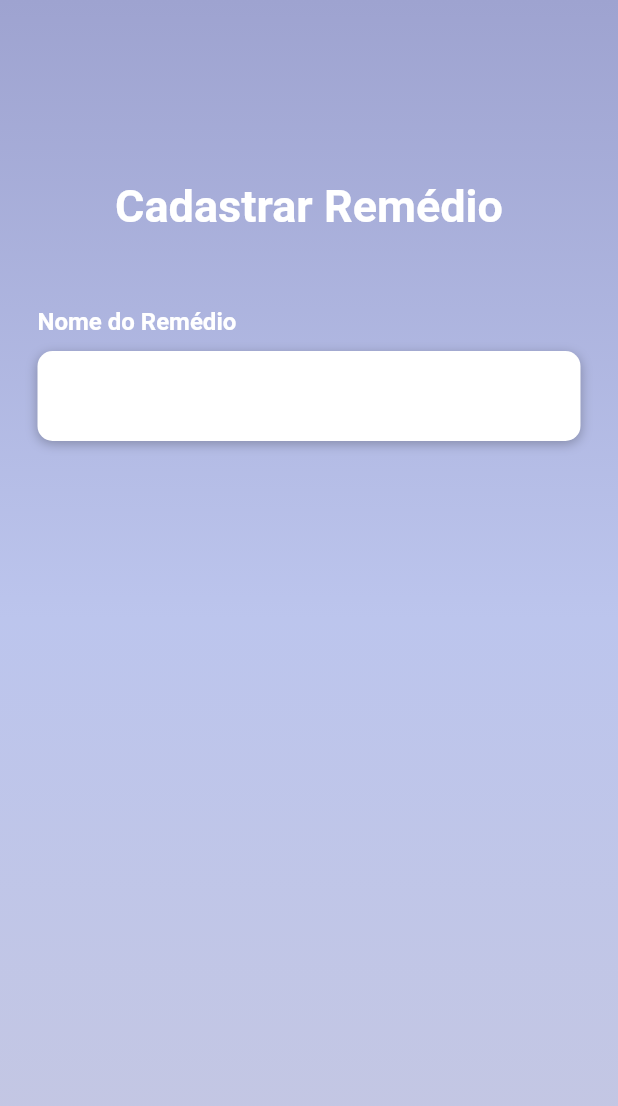
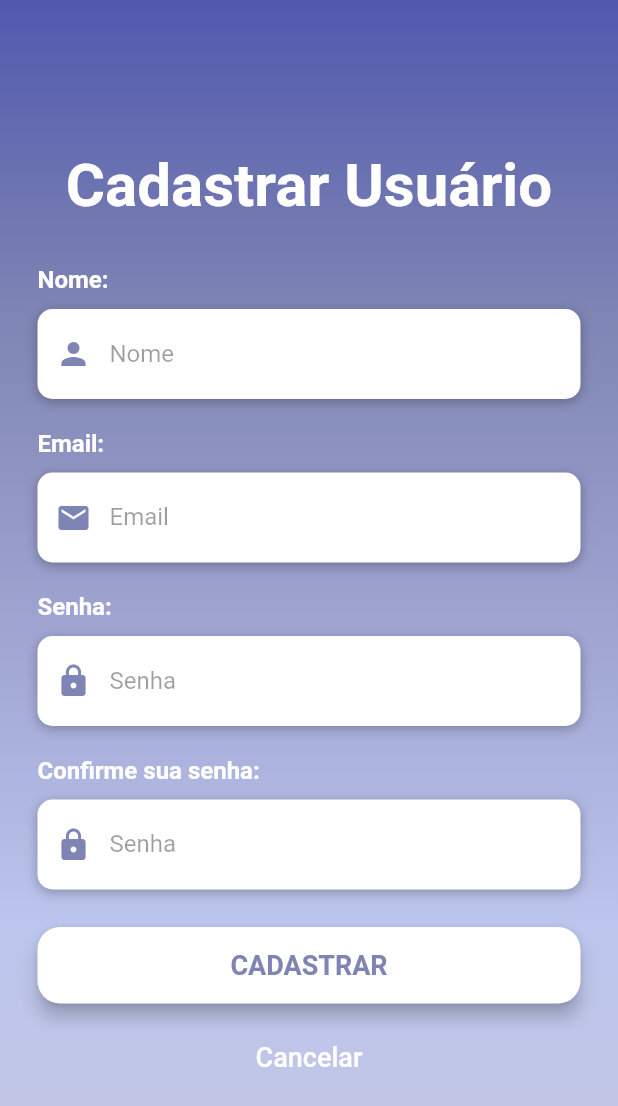
Before and after one commit to GuDropa/projetoDrugTime, a Flutter app: the screen it shows after launch, on a phone screen of 412 x 824 dp. Shown: the top 1106 px of the screen. Run offline on Flutter 3.47's test engine with Material 2 defaults, Android fonts, the phone set to English and light mode, and no system bars.

Commit message:
registro de usuário

```diff
--- a/teste/lib/homeScreen.dart
+++ b/teste/lib/homeScreen.dart
@@ -3,12 +3,10 @@
 import 'package:flutter/material.dart';
 
 class HomeScreen extends StatefulWidget {
-
   HomeScreen({email, password}) : super();
   @override
   _HomeScreenState createState() => _HomeScreenState();
 }
-
 
 class _HomeScreenState extends State<HomeScreen> {
   @override
@@ -20,63 +18,53 @@ class _HomeScreenState extends State<HomeScreen> {
           actions: <Widget>[
             IconButton(
               icon: Icon(
-              Icons.coronavirus,
+                Icons.person,
                 color: Colors.white,
               ),
-            onPressed: () =>  showDialog(
+              onPressed: () => showDialog(
                   context: context,
                   builder: (BuildContext context) {
                     return AlertDialog(
                         title: Text("Ola Casinhas!"),
-                  content: Text("Botão para configurar horario de remédios"),
+                        content:
+                            Text("Botão para configurar horario de remédios"),
                         actions: <Widget>[
                           TextButton(
                               onPressed: () => Navigator.pop(context),
-                      child: Text('Fechar eu!')
-                    )
-                  ]
-                );
-              }
-            ),
+                              child: Text('Fechar eu!'))
+                        ]);
+                  }),
             )
           ],
         ),
         body: Column(children: <Widget>[
-        Row(
-          children: [
+          Row(children: [
             Container(
                 height: 200,
-              width: 400,
+                width: 390,
                 child: Container(
                   child: Card(
                     child: Image.asset("web/ricardo-milos-dance.gif"),
-                  elevation: 20,
+                    elevation: 0,
                     shadowColor: Color(0xff7e84b3),
                     margin: EdgeInsets.all(20),
                   ),
-              )
-            )
-          ]
-        ),
-        Row(
-          children: [
+                ))
+          ]),
+          Row(children: [
             Container(
               height: 400,
-              width: 400,
+              width: 390,
               child: ListView.builder(
                 itemCount: 9,
                 itemBuilder: (context, index) {
                   return ListTile(
-                    title: Text('Remédio ${index+1}'),
+                    title: Text('Remédio ${index + 1}'),
                   );
                 },
               ),
             )
-          ]
-        )
           ])
-    );
+        ]));
   }
-
-
 }
--- a/teste/lib/main.dart
+++ b/teste/lib/main.dart
@@ -1,12 +1,11 @@
-
 // ignore_for_file: use_key_in_widget_constructors
 
 // ignore_for_file: use_key_in_widget_constructors, unused_import
 
-
 import 'package:flutter/material.dart';
 import 'loginScreen.dart';
 import 'medRegister.dart';
+import 'registerScreen.dart';
 
 void main() {
   runApp(MyApp());
@@ -18,8 +17,8 @@ class MyApp extends StatelessWidget {
     return MaterialApp(
       title: 'TiMed Login Page',
       debugShowCheckedModeBanner: false,
-      //  home: LoginScreen(),
-      home: MedRegister(),
+      //home: LoginScreen(),
+      home: RegisterScreen(),
     );
   }
 }
--- /dev/null
+++ b/teste/lib/registerScreen.dart
@@ -0,0 +1,292 @@
+// ignore: file_names
+// ignore: file_names
+// ignore: file_names
+// ignore: file_names
+// ignore: file_names
+// ignore_for_file: prefer_const_constructors, prefer_const_literals_to_create_immutables, deprecated_member_use, avoid_print, use_key_in_widget_constructors, sized_box_for_whitespace, file_names, duplicate_ignore
+
+// ignore_for_file: prefer_const_constructors, prefer_const_literals_to_create_immutables, avoid_print, use_key_in_widget_constructors, sized_box_for_whitespace, file_names, deprecated_member_use
+
+import 'package:flutter/material.dart';
+import 'package:flutter/services.dart';
+import 'homeScreen.dart';
+
+class RegisterScreen extends StatefulWidget {
+  @override
+  _RegisterScreen createState() => _RegisterScreen();
+}
+
+class _RegisterScreen extends State<RegisterScreen> {
+  Widget buildName() {
+    return Column(
+      crossAxisAlignment: CrossAxisAlignment.start,
+      children: <Widget>[
+        Text(
+          'Nome:',
+          style: TextStyle(
+              color: Colors.white, fontSize: 16, fontWeight: FontWeight.bold),
+        ),
+        SizedBox(height: 10),
+        Container(
+          alignment: Alignment.centerLeft,
+          decoration: BoxDecoration(
+              color: Colors.white,
+              borderRadius: BorderRadius.circular(10),
+              boxShadow: [
+                BoxShadow(
+                  color: Colors.black26,
+                  blurRadius: 6,
+                  offset: Offset(0, 2),
+                )
+              ]),
+          height: 60,
+          child: TextField(
+            keyboardType: TextInputType.text,
+            style: TextStyle(color: Colors.black87), //TextStyle
+            decoration: InputDecoration(
+              border: InputBorder.none,
+              contentPadding: EdgeInsets.only(top: 14),
+              prefixIcon: Icon(
+                Icons.person,
+                color: Color(0xff7e84b3),
+              ),
+              hintText: 'Nome',
+              hintStyle: TextStyle(color: Colors.black38),
+            ),
+          ),
+        )
+      ],
+    );
+  }
+
+  Widget buildEmail() {
+    return Column(
+      crossAxisAlignment: CrossAxisAlignment.start,
+      children: <Widget>[
+        Text(
+          'Email:',
+          style: TextStyle(
+              color: Colors.white, fontSize: 16, fontWeight: FontWeight.bold),
+        ),
+        SizedBox(height: 10),
+        Container(
+          alignment: Alignment.centerLeft,
+          decoration: BoxDecoration(
+              color: Colors.white,
+              borderRadius: BorderRadius.circular(10),
+              boxShadow: [
+                BoxShadow(
+                  color: Colors.black26,
+                  blurRadius: 6,
+                  offset: Offset(0, 2),
+                )
+              ]),
+          height: 60,
+          child: TextField(
+            keyboardType: TextInputType.emailAddress,
+            style: TextStyle(color: Colors.black87), //TextStyle
+            decoration: InputDecoration(
+              border: InputBorder.none,
+              contentPadding: EdgeInsets.only(top: 14),
+              prefixIcon: Icon(
+                Icons.email,
+                color: Color(0xff7e84b3),
+              ),
+              hintText: 'Email',
+              hintStyle: TextStyle(color: Colors.black38),
+            ),
+          ),
+        )
+      ],
+    );
+  }
+
+  Widget buildPassword() {
+    return Column(
+      crossAxisAlignment: CrossAxisAlignment.start,
+      children: <Widget>[
+        Text(
+          'Senha:',
+          style: TextStyle(
+              color: Colors.white, fontSize: 16, fontWeight: FontWeight.bold),
+        ),
+        SizedBox(height: 10),
+        Container(
+          alignment: Alignment.centerLeft,
+          decoration: BoxDecoration(
+              color: Colors.white,
+              borderRadius: BorderRadius.circular(10),
+              boxShadow: [
+                BoxShadow(
+                  color: Colors.black26,
+                  blurRadius: 6,
+                  offset: Offset(0, 2),
+                )
+              ]),
+          height: 60,
+          child: TextField(
+            obscureText: true,
+            style: TextStyle(color: Colors.black87), //TextStyle
+            decoration: InputDecoration(
+              border: InputBorder.none,
+              contentPadding: EdgeInsets.only(top: 14),
+              prefixIcon: Icon(
+                Icons.lock,
+                color: Color(0xff7e84b3),
+              ),
+              hintText: 'Senha',
+              hintStyle: TextStyle(color: Colors.black38),
+            ),
+          ),
+        )
+      ],
+    );
+  }
+
+  Widget buildConfirmPassword() {
+    return Column(
+      crossAxisAlignment: CrossAxisAlignment.start,
+      children: <Widget>[
+        Text(
+          'Confirme sua senha:',
+          style: TextStyle(
+              color: Colors.white, fontSize: 16, fontWeight: FontWeight.bold),
+        ),
+        SizedBox(height: 10),
+        Container(
+          alignment: Alignment.centerLeft,
+          decoration: BoxDecoration(
+              color: Colors.white,
+              borderRadius: BorderRadius.circular(10),
+              boxShadow: [
+                BoxShadow(
+                  color: Colors.black26,
+                  blurRadius: 6,
+                  offset: Offset(0, 2),
+                )
+              ]),
+          height: 60,
+          child: TextField(
+            obscureText: true,
+            style: TextStyle(color: Colors.black87), //TextStyle
+            decoration: InputDecoration(
+              border: InputBorder.none,
+              contentPadding: EdgeInsets.only(top: 14),
+              prefixIcon: Icon(
+                Icons.lock,
+                color: Color(0xff7e84b3),
+              ),
+              hintText: 'Senha',
+              hintStyle: TextStyle(color: Colors.black38),
+            ),
+          ),
+        )
+      ],
+    );
+  }
+
+  Widget buildCreateBtn(BuildContext context) {
+    return Container(
+        padding: EdgeInsets.symmetric(vertical: 25),
+        width: double.infinity,
+        child: RaisedButton(
+          elevation: 5,
+          onPressed: () => {
+            Navigator.push(
+              context,
+              MaterialPageRoute(
+                builder: (_) =>
+                    HomeScreen(email: 'droponcio@gmail.com', password: 'eopae'),
+              ),
+            ),
+          },
+          padding: EdgeInsets.all(15),
+          shape:
+              RoundedRectangleBorder(borderRadius: BorderRadius.circular(15)),
+          color: Colors.white,
+          child: Text(
+            'CADASTRAR',
+            style: TextStyle(
+              color: Color(0xff7e84b3),
+              fontSize: 18,
+              fontWeight: FontWeight.bold,
+            ),
+          ),
+        ));
+  }
+
+  Widget buildCancelBtn() {
+    return GestureDetector(
+      onTap: () => print("Cancelar pressionado"),
+      child: RichText(
+        text: TextSpan(children: [
+          TextSpan(
+              text: 'Cancelar',
+              style: TextStyle(
+                  color: Colors.white,
+                  fontSize: 18,
+                  fontWeight: FontWeight.w500)),
+        ]),
+      ),
+    );
+  }
+
+  @override
+  Widget build(BuildContext context) {
+    return Scaffold(
+      body: AnnotatedRegion<SystemUiOverlayStyle>(
+        value: SystemUiOverlayStyle.light,
+        child: GestureDetector(
+          child: Stack(
+            children: <Widget>[
+              Container(
+                height: double.infinity,
+                width: double.infinity,
+                decoration: BoxDecoration(
+                    gradient: LinearGradient(
+                        begin: Alignment.topCenter,
+                        end: Alignment.bottomCenter,
+                        colors: [
+                      Color(0xff5159af),
+                      Color(0xff7e84b3),
+                      Color(0xff9ea3d0),
+                      Color(0xffbcc5ed),
+                      Color(0xffc5c7e1),
+                    ])),
+                child: SingleChildScrollView(
+                  physics: AlwaysScrollableScrollPhysics(),
+                  padding: EdgeInsets.symmetric(
+                    horizontal: 25,
+                    vertical: 100,
+                  ),
+                  child: Column(
+                    mainAxisAlignment: MainAxisAlignment.center,
+                    children: <Widget>[
+                      Text(
+                        'Cadastrar Usuário',
+                        style: TextStyle(
+                            color: Colors.white,
+                            fontSize: 40,
+                            fontWeight: FontWeight.bold),
+                      ),
+                      SizedBox(height: 30),
+                      buildName(),
+                      SizedBox(height: 20),
+                      buildEmail(),
+                      SizedBox(height: 20),
+                      buildPassword(),
+                      SizedBox(height: 20),
+                      buildConfirmPassword(),
+                      buildCreateBtn(context),
+                      buildCancelBtn(),
+                    ],
+                  ),
+                ),
+              )
+            ],
+          ),
+        ),
+      ),
+    );
+  }
+}
```
Lines whose indentation alone changed are shown as unchanged.
